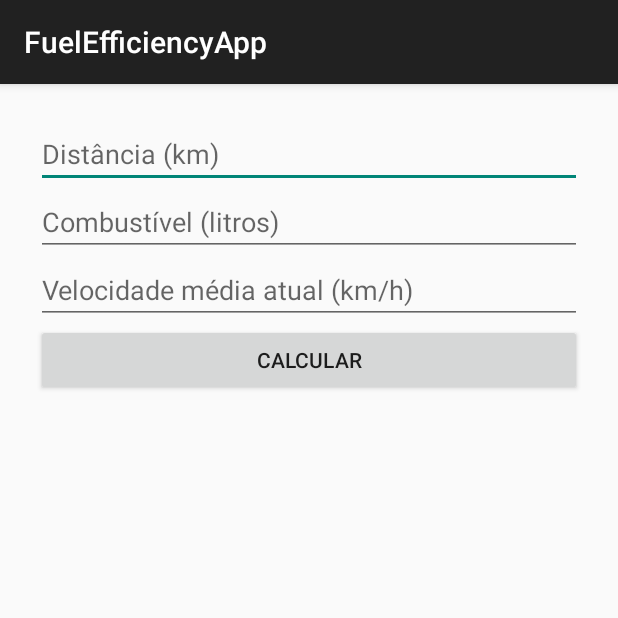
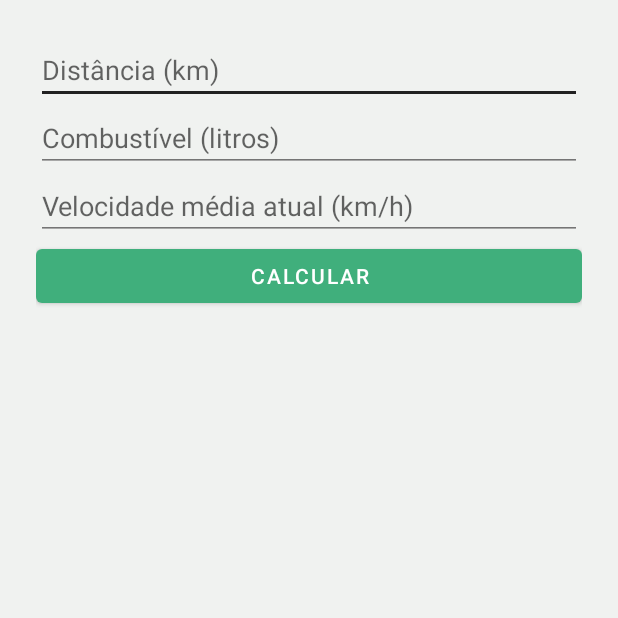
Before and after one commit to SamuelBneves/FuelEfficiencyApp, an Android app: the screen it shows after launch (MainActivity), on a phone screen of 412 x 824 dp, the top half of it. Run offline under Robolectric (Android 15) with nearby library versions, the phone set to English and light mode, and no system bars.

```diff
--- a/app/src/main/AndroidManifest.xml
+++ b/app/src/main/AndroidManifest.xml
@@ -5,7 +5,7 @@
         android:allowBackup="true"
         android:label="FuelEfficiencyApp"
         android:supportsRtl="true"
-        android:theme="@style/Theme.AppCompat.Light.DarkActionBar"
+        android:theme="@style/Theme.FuelEfficiencyApp"
         android:icon="@mipmap/ic_launcher"
         android:roundIcon="@mipmap/ic_launcher_round">
 
--- a/app/src/main/res/layout/activity_main.xml
+++ b/app/src/main/res/layout/activity_main.xml
@@ -1,4 +1,5 @@
 <LinearLayout
+
     xmlns:android="http://schemas.android.com/apk/res/android"
     android:orientation="vertical"
     android:padding="24dp"
--- /dev/null
+++ b/app/src/main/res/values/colors.xml
@@ -0,0 +1,9 @@
+<?xml version="1.0" encoding="utf-8"?>
+<resources>
+    <color name="primaryColor">#40AF7C</color> <!-- Azul principal -->
+    <color name="primaryDarkColor">#1976D2</color> <!-- Verde padrao -->
+    <color name="secondaryColor">#212121</color> <!-- Cinza escuro cor da linha -->
+    <color name="backgroundColor">#f0f2f0</color> <!-- Branco de fundo -->
+    <color name="textColorPrimary">#212121</color> <!-- Cinza escuro para textos -->
+    <color name="textColorSecondary">#757575</color> <!-- Cinza claro para textos secundários -->
+</resources>
--- /dev/null
+++ b/app/src/main/res/values/themes.xml
@@ -0,0 +1,20 @@
+<?xml version="1.0" encoding="utf-8"?>
+<resources>
+    <!-- Tema Principal -->
+    <style name="Theme.FuelEfficiencyApp" parent="Theme.MaterialComponents.DayNight.NoActionBar">
+        <!-- Personalizações -->
+        <item name="colorPrimary">@color/primaryColor</item>
+        <item name="colorPrimaryVariant">@color/primaryDarkColor</item>
+        <item name="colorOnPrimary">@android:color/white</item>
+
+        <item name="colorSecondary">@color/secondaryColor</item>
+        <item name="colorOnSecondary">@android:color/white</item>
+
+        <item name="android:statusBarColor">@color/primaryDarkColor</item>
+        <item name="android:windowBackground">@color/backgroundColor</item>
+
+        <!-- Cores de texto -->
+        <item name="android:textColorPrimary">@color/textColorPrimary</item>
+        <item name="android:textColorSecondary">@color/textColorSecondary</item>
+    </style>
+</resources>
```
Also changed, not shown: app/src/main/res/drawable/iconapp.png (added), 197 other files.
